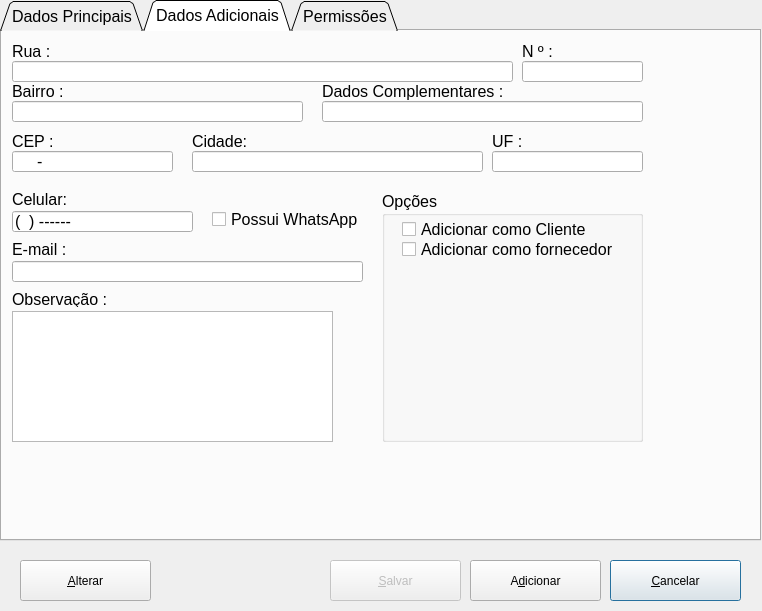
Above: ui/CadUser.ui from Locked666/My-Finance-QtDesigner before the change. Below: the same form after it.
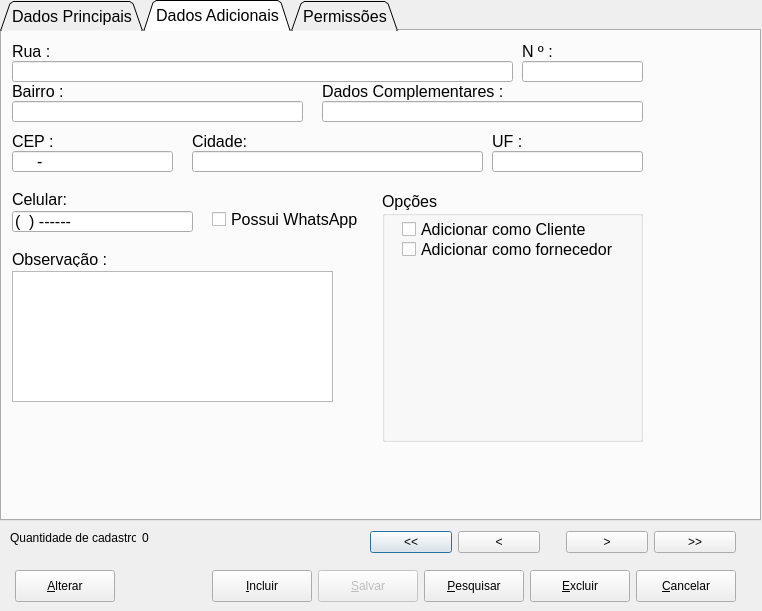
That is the form after the change. The open tabs and pages were chosen to show the change.

Diff of the .ui file:
```diff
--- a/ui/CadUser.ui
+++ b/ui/CadUser.ui
@@ -19,7 +19,7 @@
      <x>0</x>
      <y>0</y>
      <width>761</width>
-     <height>541</height>
+     <height>521</height>
     </rect>
    </property>
    <property name="font">
@@ -389,20 +389,7 @@
     <attribute name="title">
      <string>Dados Adicionais</string>
     </attribute>
-    <widget class="QLineEdit" name="lineEdit_29">
-     <property name="geometry">
-      <rect>
-       <x>10</x>
-       <y>230</y>
-       <width>351</width>
-       <height>21</height>
-      </rect>
-     </property>
-     <property name="inputMask">
-      <string/>
-     </property>
-    </widget>
-    <widget class="QLineEdit" name="lineEdit_25">
+    <widget class="QLineEdit" name="text_numero">
      <property name="geometry">
       <rect>
        <x>520</x>
@@ -486,19 +473,6 @@
       <string>Celular:</string>
      </property>
     </widget>
-    <widget class="QLabel" name="label_35">
-     <property name="geometry">
-      <rect>
-       <x>10</x>
-       <y>210</y>
-       <width>131</width>
-       <height>16</height>
-      </rect>
-     </property>
-     <property name="text">
-      <string>E-mail :</string>
-     </property>
-    </widget>
     <widget class="QLabel" name="label_34">
      <property name="geometry">
       <rect>
@@ -526,7 +500,7 @@
      <property name="geometry">
       <rect>
        <x>10</x>
-       <y>260</y>
+       <y>220</y>
        <width>131</width>
        <height>16</height>
       </rect>
@@ -611,7 +585,7 @@
      <property name="geometry">
       <rect>
        <x>10</x>
-       <y>280</y>
+       <y>240</y>
        <width>321</width>
        <height>131</height>
       </rect>
@@ -705,81 +679,295 @@
     </attribute>
    </widget>
   </widget>
-  <widget class="QPushButton" name="pushButton_3">
+  <widget class="QWidget" name="layoutWidget">
    <property name="geometry">
     <rect>
-     <x>610</x>
-     <y>560</y>
-     <width>131</width>
-     <height>41</height>
+     <x>370</x>
+     <y>530</y>
+     <width>366</width>
+     <height>25</height>
     </rect>
    </property>
-   <property name="text">
-    <string>&amp;Cancelar</string>
-   </property>
-   <property name="shortcut">
-    <string>Alt+C</string>
-   </property>
-   <property name="checkable">
-    <bool>false</bool>
-   </property>
-   <property name="checked">
-    <bool>false</bool>
-   </property>
-   <property name="autoRepeat">
-    <bool>false</bool>
-   </property>
+   <layout class="QHBoxLayout" name="horizontalLayout_3">
+    <item>
+     <widget class="QPushButton" name="bnt_back_full">
+      <property name="toolTip">
+       <string>&lt;html&gt;&lt;head/&gt;&lt;body&gt;&lt;p&gt;Ir para o primeiro...&lt;/p&gt;&lt;/body&gt;&lt;/html&gt;</string>
+      </property>
+      <property name="text">
+       <string>&lt;&lt;</string>
+      </property>
+     </widget>
+    </item>
+    <item>
+     <widget class="QPushButton" name="bnt_back">
+      <property name="toolTip">
+       <string>&lt;html&gt;&lt;head/&gt;&lt;body&gt;&lt;p&gt;Voltar...&lt;/p&gt;&lt;/body&gt;&lt;/html&gt;</string>
+      </property>
+      <property name="text">
+       <string>&lt;</string>
+      </property>
+     </widget>
+    </item>
+    <item>
+     <spacer name="horizontalSpacer_2">
+      <property name="orientation">
+       <enum>Qt::Horizontal</enum>
+      </property>
+      <property name="sizeType">
+       <enum>QSizePolicy::Minimum</enum>
+      </property>
+      <property name="sizeHint" stdset="0">
+       <size>
+        <width>20</width>
+        <height>20</height>
+       </size>
+      </property>
+     </spacer>
+    </item>
+    <item>
+     <widget class="QPushButton" name="bnt_next">
+      <property name="toolTip">
+       <string>&lt;html&gt;&lt;head/&gt;&lt;body&gt;&lt;p&gt;Próximo...&lt;/p&gt;&lt;/body&gt;&lt;/html&gt;</string>
+      </property>
+      <property name="text">
+       <string>&gt;</string>
+      </property>
+     </widget>
+    </item>
+    <item>
+     <widget class="QPushButton" name="bnt_next_full">
+      <property name="toolTip">
+       <string>&lt;html&gt;&lt;head/&gt;&lt;body&gt;&lt;p&gt;&lt;span style=&quot; font-weight:600;&quot;&gt;Ir para o fim.&lt;/span&gt;&lt;/p&gt;&lt;/body&gt;&lt;/html&gt;</string>
+      </property>
+      <property name="text">
+       <string>&gt;&gt;</string>
+      </property>
+     </widget>
+    </item>
+   </layout>
   </widget>
-  <widget class="QPushButton" name="pushButton_2">
-   <property name="enabled">
-    <bool>true</bool>
-   </property>
+  <widget class="QWidget" name="layoutWidget_2">
    <property name="geometry">
     <rect>
-     <x>470</x>
-     <y>560</y>
-     <width>131</width>
-     <height>41</height>
+     <x>15</x>
+     <y>570</y>
+     <width>721</width>
+     <height>32</height>
     </rect>
    </property>
-   <property name="text">
-    <string>A&amp;dicionar</string>
-   </property>
-   <property name="shortcut">
-    <string>Alt+D</string>
-   </property>
+   <layout class="QHBoxLayout" name="horizontalLayout">
+    <property name="spacing">
+     <number>6</number>
+    </property>
+    <property name="sizeConstraint">
+     <enum>QLayout::SetDefaultConstraint</enum>
+    </property>
+    <property name="leftMargin">
+     <number>0</number>
+    </property>
+    <item>
+     <widget class="QPushButton" name="bnt_alterar">
+      <property name="minimumSize">
+       <size>
+        <width>100</width>
+        <height>30</height>
+       </size>
+      </property>
+      <property name="maximumSize">
+       <size>
+        <width>131</width>
+        <height>41</height>
+       </size>
+      </property>
+      <property name="text">
+       <string>&amp;Alterar</string>
+      </property>
+     </widget>
+    </item>
+    <item>
+     <spacer name="horizontalSpacer">
+      <property name="orientation">
+       <enum>Qt::Horizontal</enum>
+      </property>
+      <property name="sizeHint" stdset="0">
+       <size>
+        <width>58</width>
+        <height>20</height>
+       </size>
+      </property>
+     </spacer>
+    </item>
+    <item>
+     <widget class="QPushButton" name="bnt_adicionar">
+      <property name="enabled">
+       <bool>true</bool>
+      </property>
+      <property name="minimumSize">
+       <size>
+        <width>100</width>
+        <height>0</height>
+       </size>
+      </property>
+      <property name="maximumSize">
+       <size>
+        <width>131</width>
+        <height>41</height>
+       </size>
+      </property>
+      <property name="text">
+       <string>&amp;Incluir</string>
+      </property>
+      <property name="shortcut">
+       <string>Alt+I</string>
+      </property>
+     </widget>
+    </item>
+    <item>
+     <widget class="QPushButton" name="bnt_salvar">
+      <property name="enabled">
+       <bool>false</bool>
+      </property>
+      <property name="minimumSize">
+       <size>
+        <width>100</width>
+        <height>0</height>
+       </size>
+      </property>
+      <property name="maximumSize">
+       <size>
+        <width>131</width>
+        <height>41</height>
+       </size>
+      </property>
+      <property name="text">
+       <string>&amp;Salvar</string>
+      </property>
+      <property name="shortcut">
+       <string/>
+      </property>
+     </widget>
+    </item>
+    <item>
+     <widget class="QPushButton" name="bnt_search">
+      <property name="minimumSize">
+       <size>
+        <width>100</width>
+        <height>0</height>
+       </size>
+      </property>
+      <property name="maximumSize">
+       <size>
+        <width>131</width>
+        <height>41</height>
+       </size>
+      </property>
+      <property name="text">
+       <string>&amp;Pesquisar</string>
+      </property>
+      <property name="shortcut">
+       <string>Alt+P</string>
+      </property>
+      <property name="checkable">
+       <bool>false</bool>
+      </property>
+      <property name="checked">
+       <bool>false</bool>
+      </property>
+      <property name="autoRepeat">
+       <bool>false</bool>
+      </property>
+     </widget>
+    </item>
+    <item>
+     <widget class="QPushButton" name="bnt_excluir">
+      <property name="minimumSize">
+       <size>
+        <width>100</width>
+        <height>0</height>
+       </size>
+      </property>
+      <property name="maximumSize">
+       <size>
+        <width>131</width>
+        <height>41</height>
+       </size>
+      </property>
+      <property name="text">
+       <string>&amp;Excluir</string>
+      </property>
+      <property name="shortcut">
+       <string>Alt+E</string>
+      </property>
+      <property name="checkable">
+       <bool>false</bool>
+      </property>
+      <property name="checked">
+       <bool>false</bool>
+      </property>
+      <property name="autoRepeat">
+       <bool>false</bool>
+      </property>
+     </widget>
+    </item>
+    <item>
+     <widget class="QPushButton" name="bnt_cancelar">
+      <property name="minimumSize">
+       <size>
+        <width>100</width>
+        <height>0</height>
+       </size>
+      </property>
+      <property name="maximumSize">
+       <size>
+        <width>131</width>
+        <height>41</height>
+       </size>
+      </property>
+      <property name="text">
+       <string>&amp;Cancelar</string>
+      </property>
+      <property name="shortcut">
+       <string>Alt+C</string>
+      </property>
+      <property name="checkable">
+       <bool>false</bool>
+      </property>
+      <property name="checked">
+       <bool>false</bool>
+      </property>
+      <property name="autoRepeat">
+       <bool>false</bool>
+      </property>
+     </widget>
+    </item>
+   </layout>
   </widget>
-  <widget class="QPushButton" name="pushButton">
+  <widget class="QWidget" name="layoutWidget_3">
    <property name="geometry">
     <rect>
-     <x>20</x>
-     <y>560</y>
-     <width>131</width>
-     <height>41</height>
+     <x>10</x>
+     <y>530</y>
+     <width>139</width>
+     <height>15</height>
     </rect>
    </property>
-   <property name="text">
-    <string>&amp;Alterar</string>
-   </property>
-  </widget>
-  <widget class="QPushButton" name="pushButton_4">
-   <property name="enabled">
-    <bool>false</bool>
-   </property>
-   <property name="geometry">
-    <rect>
-     <x>330</x>
-     <y>560</y>
-     <width>131</width>
-     <height>41</height>
-    </rect>
-   </property>
-   <property name="text">
-    <string>&amp;Salvar</string>
-   </property>
-   <property name="shortcut">
-    <string/>
-   </property>
+   <layout class="QHBoxLayout" name="horizontalLayout_4">
+    <item>
+     <widget class="QLabel" name="label_9">
+      <property name="text">
+       <string>Quantidade de cadastros:</string>
+      </property>
+     </widget>
+    </item>
+    <item>
+     <widget class="QLabel" name="lbl_total">
+      <property name="text">
+       <string>0</string>
+      </property>
+     </widget>
+    </item>
+   </layout>
   </widget>
  </widget>
  <resources/>
```
Left out of the diff: 69 changed lines with no effect on the pictures.
